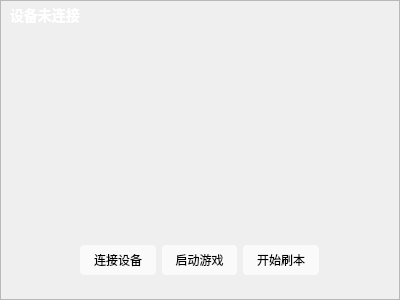
ander1023/ArkAuto, file arknightsUI.ui: the form before one commit.
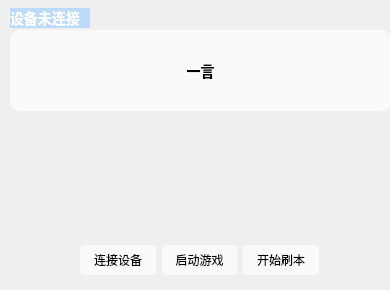
The form after the commit. Icons and pictures are not drawn.

Diff of the .ui file:
```diff
--- a/arknightsUI.ui
+++ b/arknightsUI.ui
@@ -9,8 +9,8 @@
    <rect>
     <x>0</x>
     <y>0</y>
-    <width>400</width>
-    <height>300</height>
+    <width>390</width>
+    <height>290</height>
    </rect>
   </property>
   <property name="windowTitle">
@@ -38,7 +38,7 @@
      </rect>
     </property>
     <property name="styleSheet">
-     <string notr="true">QFrame{background-image: url(:/新前缀/ui_img/background.png);}
+     <string notr="true">QFrame{background-image: url(:/新前缀/ui_img/background.png);border:none}
 
 QLabel{color:#fff;background:transparent;font-size:14px;font-weight:bold}
 
@@ -55,11 +55,14 @@
      <property name="geometry">
       <rect>
        <x>10</x>
-       <y>5</y>
+       <y>8</y>
        <width>80</width>
        <height>20</height>
       </rect>
      </property>
+     <property name="styleSheet">
+      <string notr="true">*{background:rgba(153,204,255,0.6)}</string>
+     </property>
      <property name="text">
       <string>设备未连接</string>
      </property>
@@ -97,6 +100,25 @@
       </item>
      </layout>
     </widget>
+    <widget class="QLabel" name="label_2">
+     <property name="geometry">
+      <rect>
+       <x>10</x>
+       <y>30</y>
+       <width>381</width>
+       <height>81</height>
+      </rect>
+     </property>
+     <property name="styleSheet">
+      <string notr="true">*{background:rgba(255,255,255,0.7);color:rgb(0,0,0);border-radius:10px}</string>
+     </property>
+     <property name="text">
+      <string>一言</string>
+     </property>
+     <property name="alignment">
+      <set>Qt::AlignCenter</set>
+     </property>
+    </widget>
    </widget>
   </widget>
  </widget>
```
